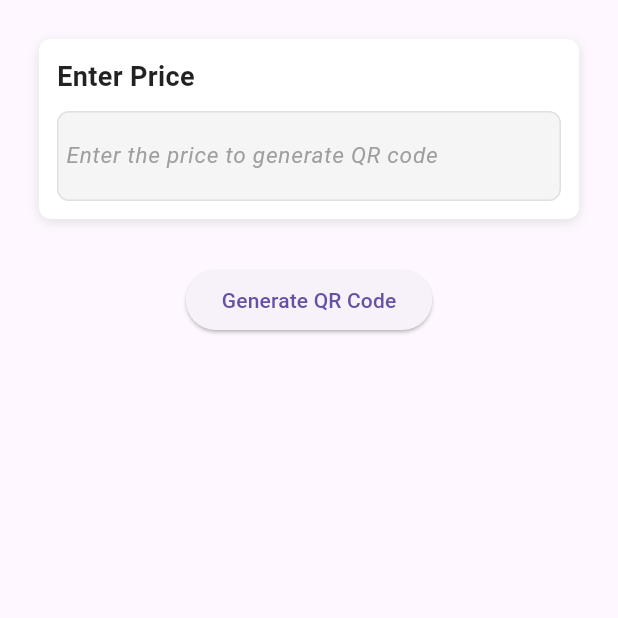
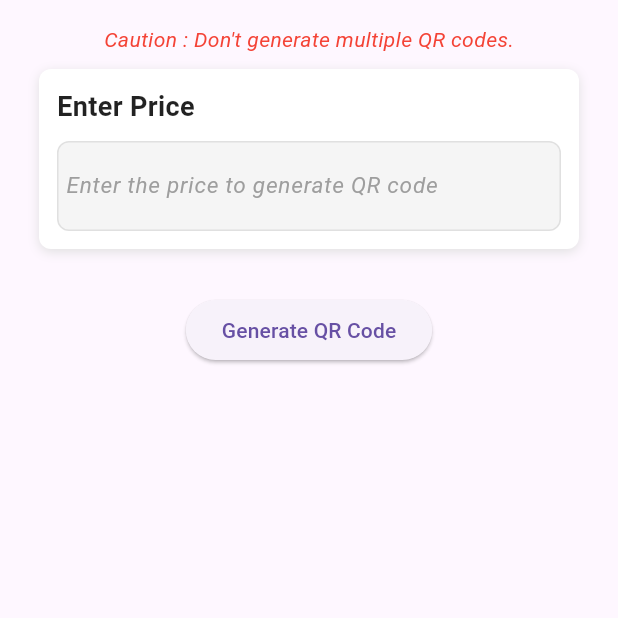
Before and after one commit to Ashish-Pandey62/YatraMate, a Flutter app: the PaymentPage screen opened directly, on a phone screen of 412 x 824 dp, the top half of it. Run offline on Flutter 3.47's test engine with Material 3 defaults, Android fonts, the phone set to English and light mode, and no system bars; our stand-ins replace basic_utils, connectivity_plus, flutter_dotenv, flutter_map, flutter_secure_storage, font_awesome_flutter and 6 more; missing offline and left inert: dart_jsonwebtoken, flutter_background_service, flutter_ignorebatteryoptimization, flutter_map_dragmarker, jwt_decode, pointycastle and 1 more; accounts and stored records are empty.

Commit message:
messages added

```diff
--- a/conductor_app/lib/pages/payment_page.dart
+++ b/conductor_app/lib/pages/payment_page.dart
@@ -232,6 +232,11 @@ if (price <= 0) {
         padding: const EdgeInsets.all(16.0),
         child: Column(
   children: [
+     const Text(
+              "Caution : Don't generate multiple QR codes.",
+              style: TextStyle(color: Colors.red, fontStyle: FontStyle.italic),
+              textAlign: TextAlign.left,
+            ),
     // Main outer box
     Container(
       margin: const EdgeInsets.all(10.0), // Adds margin around the main box
```
